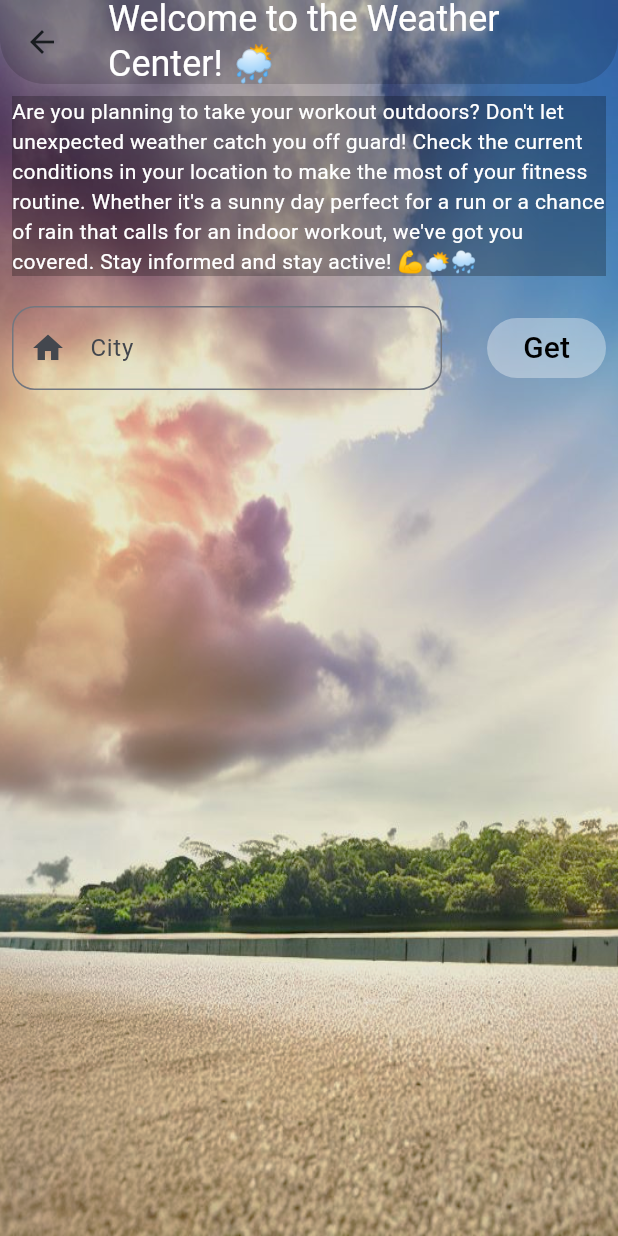
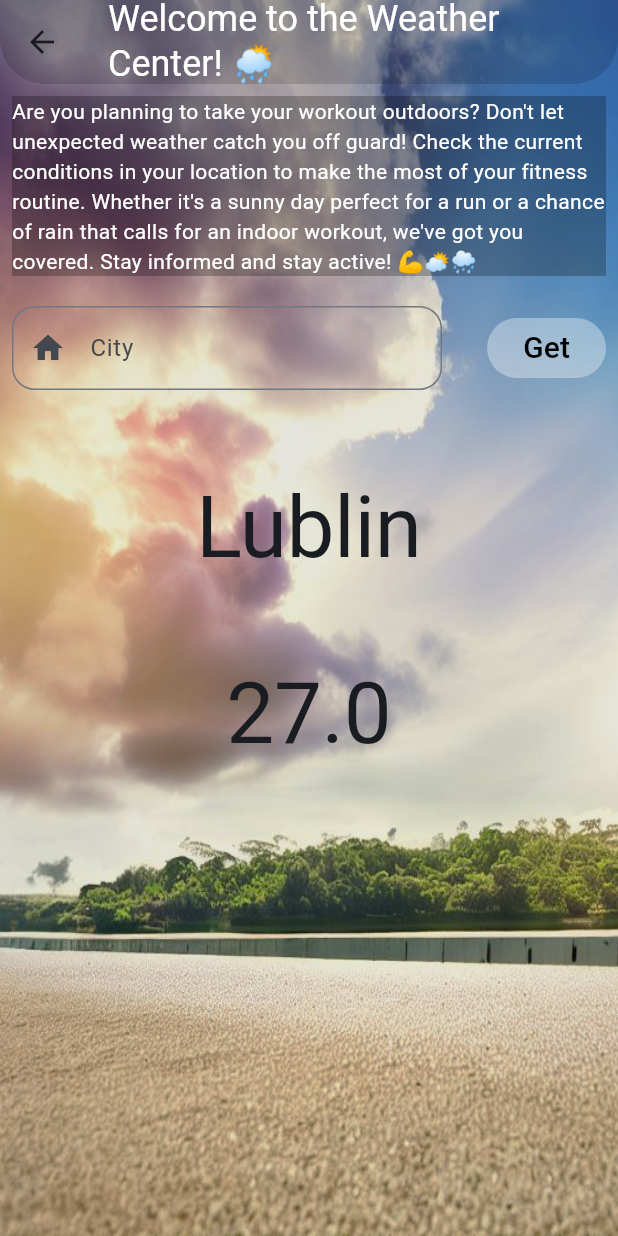
Before and after one commit to mateuszkasprzak94/fitness_prodigy, a Flutter app: the WeatherContent screen opened directly, after a tap on "Get", on a phone screen of 412 x 824 dp. Run offline on Flutter 3.47's test engine with Material 2 defaults, Android fonts, the phone set to English and light mode, and no system bars; our stand-ins replace bloc, cloud_firestore, firebase_auth, firebase_core, flutter_animate, flutter_bloc and 2 more; accounts and stored records are empty; Roboto replaces fonts that are missing (Satisfy).

Commit message:
Implement bloc to weather page

```diff
--- a/lib/app/pages/features/weather/weather_page.dart
+++ b/lib/app/pages/features/weather/weather_page.dart
@@ -1,4 +1,5 @@
-import 'package:fitness_prodigy/app/pages/features/goals/goals_page.dart';
+import 'package:fitness_prodigy/app/core/enums.dart';
+import 'package:fitness_prodigy/app/models/weather_model.dart';
 import 'package:fitness_prodigy/app/pages/features/weather/cubit/weather_cubit.dart';
 import 'package:fitness_prodigy/app/repositories/weather_repository.dart';
 import 'package:flutter/material.dart';
@@ -24,45 +25,59 @@ class _WeatherContentState extends State<WeatherContent> {
       create: (context) => WeatherCubit(WeatherRepository()),
       child: BlocBuilder<WeatherCubit, WeatherState>(
         builder: (context, state) {
+          final weatherModel = state.model;
           return GestureDetector(
             onTap: () => FocusScope.of(context).unfocus(),
             child: Scaffold(
               extendBodyBehindAppBar: true,
               appBar: _appBar(),
-              body: Container(
-                decoration: const BoxDecoration(
-                  image: DecorationImage(
-                    image: AssetImage('images/weather4.png'),
-                    fit: BoxFit.fill,
+              body: Builder(builder: (context) {
+                if (state.status == Status.loading) {
+                  return const Text('Loading');
+                }
+                return Container(
+                  decoration: const BoxDecoration(
+                    image: DecorationImage(
+                      image: AssetImage('images/weather4.png'),
+                      fit: BoxFit.fill,
+                    ),
                   ),
-                ),
-                child: Padding(
-                  padding: const EdgeInsets.all(8.0),
+                  padding: const EdgeInsets.all(8),
                   child: ListView(
                     children: [
-                      _descriptionText(),
+                      const _DescriptionText(),
                       const SizedBox(height: 20),
-                      const SearchWidget(),
+                      const _SearchWidget(),
                       const SizedBox(height: 60),
+                      if (weatherModel != null)
+                        _DisplayWeatherWidget(
+                          weatherModel: weatherModel,
+                        )
                     ],
                   ),
-                ),
-              ),
+                  // child: Builder(builder: (context) {
+                  //   if (state.status == Status.loading) {
+                  //     return const Text('Loading');
+                  //   }
+                  // return Padding(
+                  //   padding: const EdgeInsets.all(8.0),
+                  //   child: ListView(
+                  //     children: [
+                  //       if (weatherModel != null) const SizedBox(height: 20),
+                  //       const _DescriptionText(),
+                  //       const SizedBox(height: 20),
+                  //       const _SearchWidget(),
+                  //       const SizedBox(height: 60),
+                  //       _DisplayWeatherWidget(weatherModel: weatherModel),
+                  //     ],
+                  //   ),
+                  // );
+                  // }),
+                );
+              }),
             ),
           );
         },
-      ),
-    );
-  }
-
-  Container _descriptionText() {
-    return Container(
-      color: Colors.black.withOpacity(0.25),
-      child: Text(
-        description,
-        style: const TextStyle(
-          color: Colors.white,
-        ),
       ),
     );
   }
@@ -86,10 +101,32 @@ class _WeatherContentState extends State<WeatherContent> {
   }
 }
 
+class _DescriptionText extends StatelessWidget {
+  const _DescriptionText({
+    Key? key,
+  }) : super(key: key);
+
+  @override
+  Widget build(BuildContext context) {
+    return Container(
+      color: Colors.black.withOpacity(0.25),
+      child: Text(
+        description,
+        style: const TextStyle(
+          color: Colors.white,
+        ),
+      ),
+    );
+  }
+}
+
 class _DisplayWeatherWidget extends StatelessWidget {
   const _DisplayWeatherWidget({
+    required this.weatherModel,
     Key? key,
   }) : super(key: key);
+
+  final WeatherModel weatherModel;
 
   @override
   Widget build(BuildContext context) {
@@ -97,10 +134,11 @@ class _DisplayWeatherWidget extends StatelessWidget {
       builder: (context, state) {
         return Column(
           children: [
-            Text(controller.text,
+            Text(weatherModel.city,
                 style: Theme.of(context).textTheme.displayLarge),
             const SizedBox(height: 60),
-            Text('27.0 C', style: Theme.of(context).textTheme.displayLarge),
+            Text(weatherModel.temperature.toString(),
+                style: Theme.of(context).textTheme.displayLarge),
           ],
         );
       },
@@ -108,16 +146,16 @@ class _DisplayWeatherWidget extends StatelessWidget {
   }
 }
 
-class SearchWidget extends StatefulWidget {
-  const SearchWidget({
+class _SearchWidget extends StatefulWidget {
+  const _SearchWidget({
     Key? key,
   }) : super(key: key);
 
   @override
-  State<SearchWidget> createState() => _SearchWidgetState();
+  State<_SearchWidget> createState() => _SearchWidgetState();
 }
 
-class _SearchWidgetState extends State<SearchWidget> {
+class _SearchWidgetState extends State<_SearchWidget> {
   final _cityController = TextEditingController();
 
   @override
@@ -150,7 +188,9 @@ class _SearchWidgetState extends State<SearchWidget> {
             elevation: 0,
           ),
           onPressed: () {
-            _DisplayWeatherWidget;
+            context
+                .read<WeatherCubit>()
+                .getWeatherModel(city: _cityController.text);
           },
           child: const Text(
             'Get',
```
